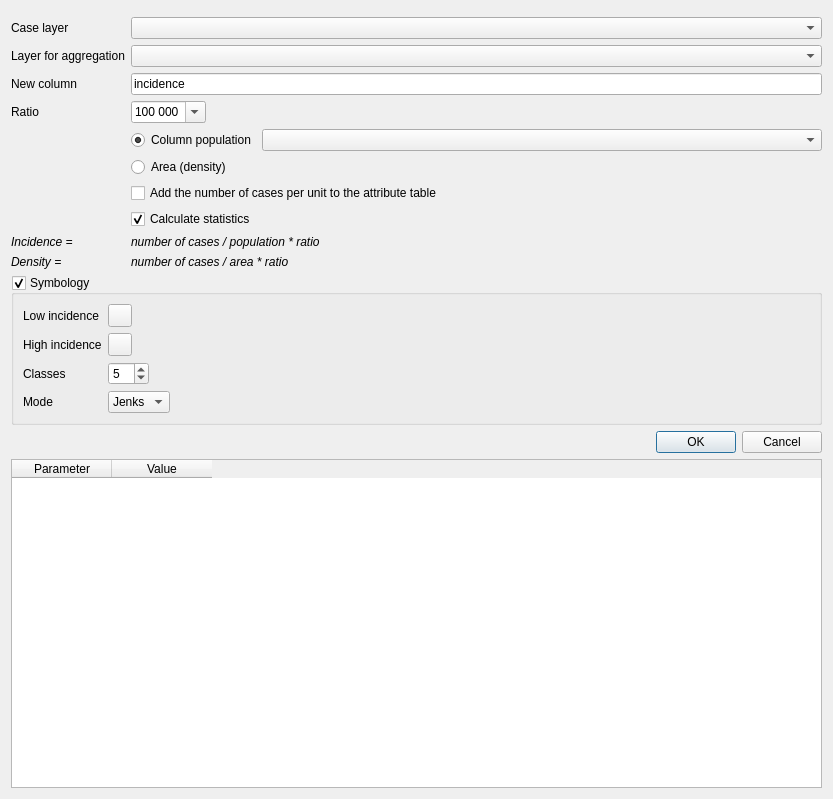
First picture: the form in ui/incidence.ui, repository Gustry/GeoHealth, before the edit.
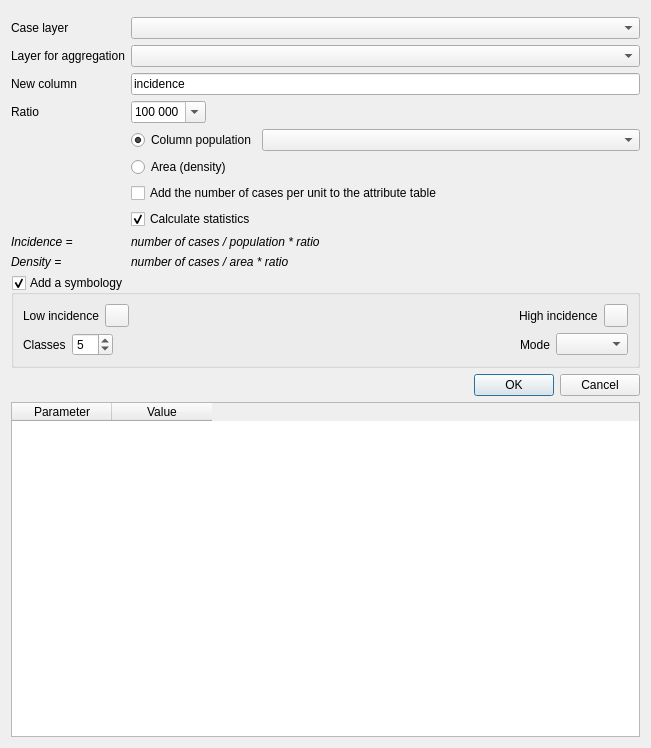
Second picture: the form after the edit. Custom widgets are drawn as their Qt base class.

Patch:
```diff
--- a/ui/incidence.ui
+++ b/ui/incidence.ui
@@ -6,8 +6,8 @@
    <rect>
     <x>0</x>
     <y>0</y>
-    <width>833</width>
-    <height>799</height>
+    <width>651</width>
+    <height>748</height>
    </rect>
   </property>
   <property name="windowTitle">
@@ -196,7 +196,7 @@
    <item>
     <widget class="QgsCollapsibleGroupBox" name="symbology">
      <property name="title">
-      <string>Symbology</string>
+      <string>Add a symbology</string>
      </property>
      <property name="checkable">
       <bool>true</bool>
@@ -206,18 +206,15 @@
      </property>
      <layout class="QVBoxLayout" name="verticalLayout_3">
       <item>
-       <layout class="QFormLayout" name="formLayout_2">
-        <property name="fieldGrowthPolicy">
-         <enum>QFormLayout::ExpandingFieldsGrow</enum>
-        </property>
-        <item row="0" column="0">
+       <layout class="QHBoxLayout" name="horizontalLayout_3">
+        <item>
          <widget class="QLabel" name="label_9">
           <property name="text">
            <string>Low incidence</string>
           </property>
          </widget>
         </item>
-        <item row="0" column="1">
+        <item>
          <widget class="QgsColorButtonV2" name="color_low_value">
           <property name="color">
            <color>
@@ -228,14 +225,27 @@
           </property>
          </widget>
         </item>
-        <item row="1" column="0">
+        <item>
+         <spacer name="horizontalSpacer">
+          <property name="orientation">
+           <enum>Qt::Horizontal</enum>
+          </property>
+          <property name="sizeHint" stdset="0">
+           <size>
+            <width>40</width>
+            <height>20</height>
+           </size>
+          </property>
+         </spacer>
+        </item>
+        <item>
          <widget class="QLabel" name="label_10">
           <property name="text">
            <string>High incidence</string>
           </property>
          </widget>
         </item>
-        <item row="1" column="1">
+        <item>
          <widget class="QgsColorButtonV2" name="color_high_value">
           <property name="color">
            <color>
@@ -246,14 +256,18 @@
           </property>
          </widget>
         </item>
-        <item row="2" column="0">
+       </layout>
+      </item>
+      <item>
+       <layout class="QHBoxLayout" name="horizontalLayout_4">
+        <item>
          <widget class="QLabel" name="label_11">
           <property name="text">
            <string>Classes</string>
           </property>
          </widget>
         </item>
-        <item row="2" column="1">
+        <item>
          <widget class="QSpinBox" name="spinBox_classes">
           <property name="minimum">
            <number>1</number>
@@ -263,21 +277,28 @@
           </property>
          </widget>
         </item>
-        <item row="3" column="0">
+        <item>
+         <spacer name="horizontalSpacer_2">
+          <property name="orientation">
+           <enum>Qt::Horizontal</enum>
+          </property>
+          <property name="sizeHint" stdset="0">
+           <size>
+            <width>40</width>
+            <height>20</height>
+           </size>
+          </property>
+         </spacer>
+        </item>
+        <item>
          <widget class="QLabel" name="label_12">
           <property name="text">
            <string>Mode</string>
           </property>
          </widget>
         </item>
-        <item row="3" column="1">
-         <widget class="QComboBox" name="cbx_mode">
-          <item>
-           <property name="text">
-            <string>Jenks</string>
-           </property>
-          </item>
-         </widget>
+        <item>
+         <widget class="QComboBox" name="cbx_mode"/>
         </item>
        </layout>
       </item>
```
Left out of the diff: 6 changed lines with no effect on the pictures.
